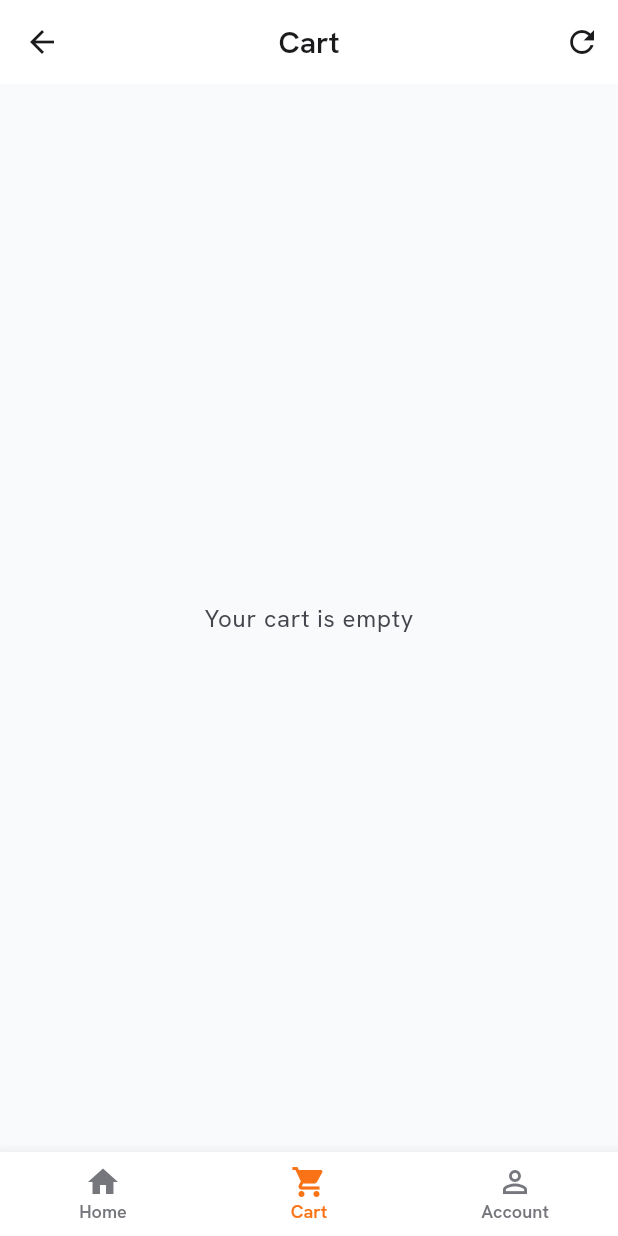
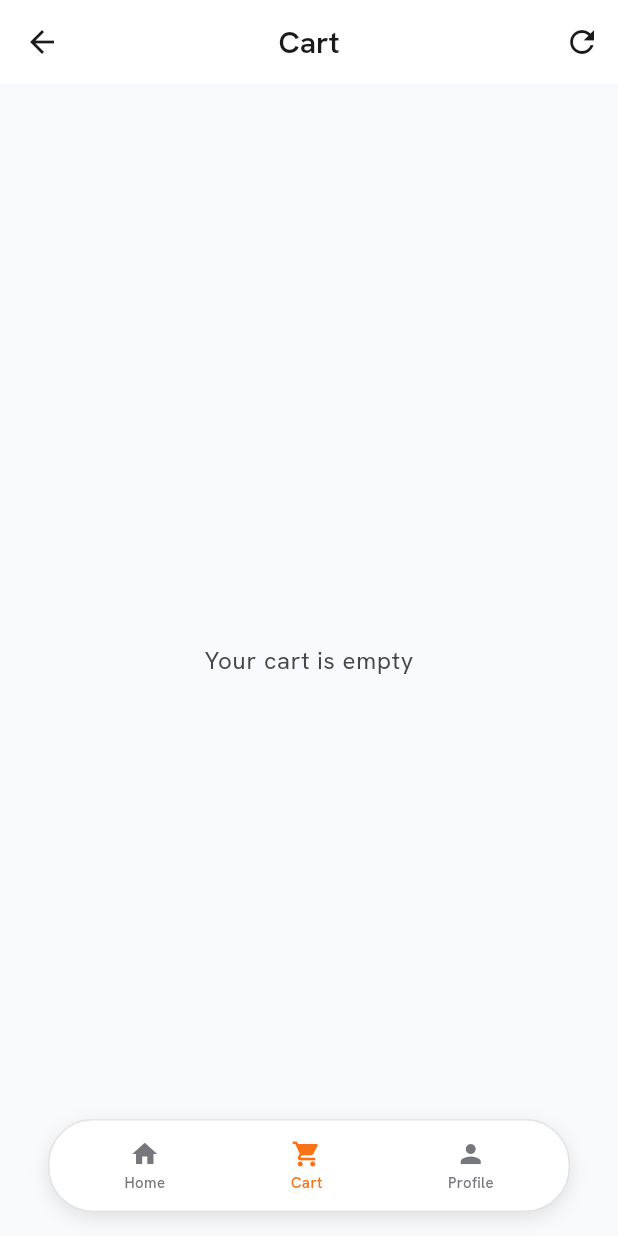
Before and after one commit to chanaka-devx/equipment-rental-platform, a Flutter app: the MainScreen screen opened by its route, item 2 of the bottom bar chosen, on a phone screen of 412 x 824 dp. Run offline on Flutter 3.47's test engine with Material 3 defaults, Android fonts, the phone set to English and light mode, and no system bars; our stand-ins replace flutter_secure_storage, flutter_svg, google_fonts; accounts and stored records are empty; network calls fail.

Commit message:
navbar updated

```diff
--- a/mobile/lib/screens/main_screen.dart
+++ b/mobile/lib/screens/main_screen.dart
@@ -58,6 +58,7 @@ class _MainScreenState extends State<MainScreen> {
       return const Scaffold(body: Center(child: CircularProgressIndicator()));
     }
     return Scaffold(
+      extendBody: true,
       body: IndexedStack(
         index: _currentIndex,
         children: _screens,
--- a/mobile/lib/widgets/custom_bottom_nav_bar.dart
+++ b/mobile/lib/widgets/custom_bottom_nav_bar.dart
@@ -15,23 +15,66 @@ class CustomBottomNavBar extends StatelessWidget {
 
   @override
   Widget build(BuildContext context) {
-    final items = <BottomNavigationBarItem>[
-      const BottomNavigationBarItem(icon: Icon(Icons.home), label: 'Home'),
-      if (isStaff) const BottomNavigationBarItem(icon: Icon(Icons.event_note), label: 'Reservations'),
-      const BottomNavigationBarItem(icon: Icon(Icons.shopping_cart), label: 'Cart'),
-      const BottomNavigationBarItem(icon: Icon(Icons.person_outline), label: 'Account'),
+    // Define the items internally to easily map to custom widgets
+    final navItems = [
+      {'icon': Icons.home, 'label': 'Home'},
+      if (isStaff) {'icon': Icons.event_note, 'label': 'Reserved'},
+      {'icon': Icons.shopping_cart, 'label': 'Cart'},
+      {'icon': Icons.person, 'label': 'Profile'},
     ];
 
-    return BottomNavigationBar(
-      backgroundColor: AppTheme.surfaceContainerLowest,
-      selectedItemColor: AppTheme.brandOrange,
-      unselectedItemColor: AppTheme.outline,
-      selectedLabelStyle: Theme.of(context).textTheme.labelSmall,
-      unselectedLabelStyle: Theme.of(context).textTheme.labelSmall,
-      type: BottomNavigationBarType.fixed,
-      currentIndex: currentIndex,
-      onTap: onTap,
-      items: items,
+    return SafeArea(
+      child: Container(
+        margin: const EdgeInsets.only(left: 32, right: 32, bottom: 16),
+        padding: const EdgeInsets.symmetric(vertical: 8, horizontal: 8),
+        decoration: BoxDecoration(
+          color: Colors.white,
+          border: Border.all(color: AppTheme.outline.withOpacity(0.2)),
+          borderRadius: BorderRadius.circular(30),
+          boxShadow: [
+            BoxShadow(
+              color: Colors.black.withOpacity(0.1),
+              blurRadius: 10,
+              offset: const Offset(0, 4),
+            ),
+          ],
+        ),
+        child: Row(
+          mainAxisAlignment: MainAxisAlignment.spaceAround,
+          children: navItems.asMap().entries.map((entry) {
+            final index = entry.key;
+            final item = entry.value;
+            final isSelected = index == currentIndex;
+
+            return GestureDetector(
+              onTap: () => onTap(index),
+              behavior: HitTestBehavior.opaque,
+              child: Padding(
+                padding: const EdgeInsets.symmetric(vertical: 4, horizontal: 8),
+                child: Column(
+                  mainAxisSize: MainAxisSize.min,
+                  children: [
+                    Icon(
+                      item['icon'] as IconData,
+                      color: isSelected ? AppTheme.brandOrange : AppTheme.outline,
+                      size: 20,
+                    ),
+                    const SizedBox(height: 2),
+                    Text(
+                      item['label'] as String,
+                      style: TextStyle(
+                        fontSize: 10,
+                        fontWeight: FontWeight.w500,
+                        color: isSelected ? AppTheme.brandOrange : AppTheme.outline,
+                      ),
+                    ),
+                  ],
+                ),
+              ),
+            );
+          }).toList(),
+        ),
+      ),
     );
   }
 }
```
